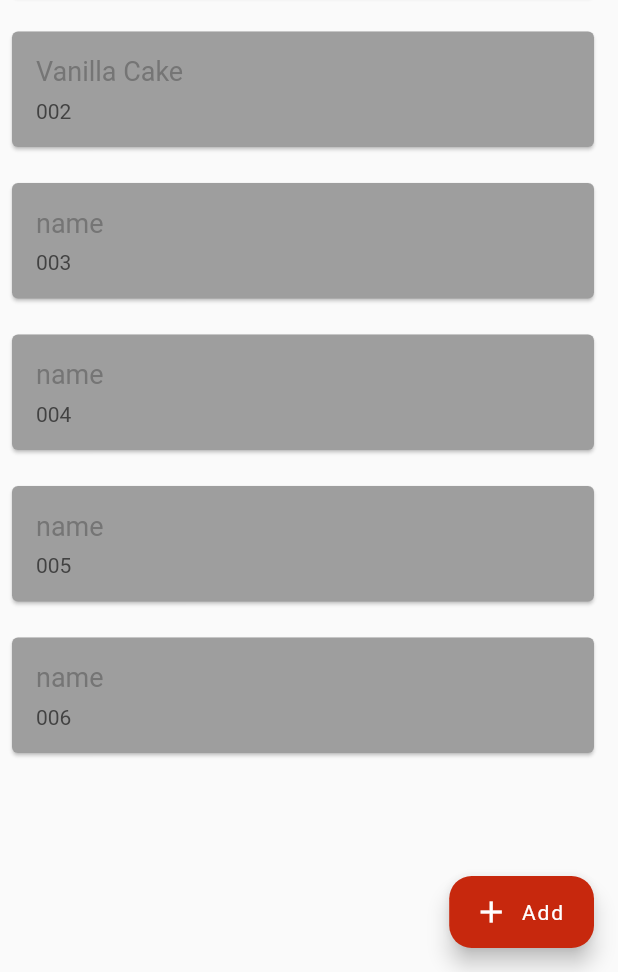
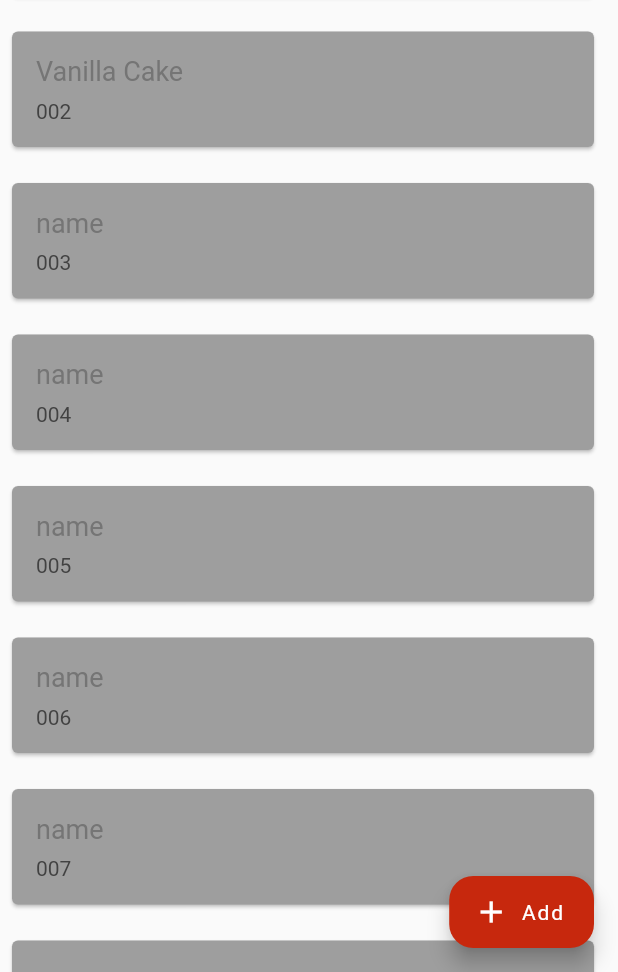
Before and after one commit to FS-CSCI150-F21/FS-CSCI150-F21-Team5, a Flutter app: the AllRecipes screen opened directly, on a phone screen of 412 x 824 dp, the part 264-1236 px from its top. Run offline on Flutter 3.47's test engine with Material 2 defaults, Android fonts, the phone set to English and light mode, and no system bars; our stand-ins replace cloud_firestore, firebase_auth, firebase_core, firebase_storage, get, google_sign_in and 2 more; missing offline and left inert: duration, duration_picker; accounts and stored records are empty.

Commit message:
Verified SliverList laziness with more local dummy data

```diff
--- a/lib/models/dummy_data.dart
+++ b/lib/models/dummy_data.dart
@@ -134,4 +134,102 @@ List<RecipeModel> dummyRecipeList = [
       imageURL: 'https://prod-dairyqueen.dotcmscloud.com/dA/a5d07b7608/fileAsset/Loaded_A1_Steakhouse_Triple.png'
   ),
 
+  const RecipeModel(
+      id: '007',
+      type: <RecipeTag>[RecipeTag.food],
+      name: 'name',
+      duration: Duration(microseconds: 1),
+      ingredients: <String>[
+        'ingredient'
+      ],
+      preparation: <String>[
+        'instruction'
+      ],
+      imageURL: 'https://prod-dairyqueen.dotcmscloud.com/dA/a5d07b7608/fileAsset/Loaded_A1_Steakhouse_Triple.png'
+  ),
+
+  const RecipeModel(
+      id: '008',
+      type: <RecipeTag>[RecipeTag.food],
+      name: 'name',
+      duration: Duration(microseconds: 1),
+      ingredients: <String>[
+        'ingredient'
+      ],
+      preparation: <String>[
+        'instruction'
+      ],
+      imageURL: 'https://prod-dairyqueen.dotcmscloud.com/dA/a5d07b7608/fileAsset/Loaded_A1_Steakhouse_Triple.png'
+  ),
+
+  const RecipeModel(
+      id: '009',
+      type: <RecipeTag>[RecipeTag.food],
+      name: 'name',
+      duration: Duration(microseconds: 1),
+      ingredients: <String>[
+        'ingredient'
+      ],
+      preparation: <String>[
+        'instruction'
+      ],
+      imageURL: 'https://prod-dairyqueen.dotcmscloud.com/dA/a5d07b7608/fileAsset/Loaded_A1_Steakhouse_Triple.png'
+  ),
+
+  const RecipeModel(
+      id: '010',
+      type: <RecipeTag>[RecipeTag.food],
+      name: 'name',
+      duration: Duration(microseconds: 1),
+      ingredients: <String>[
+        'ingredient'
+      ],
+      preparation: <String>[
+        'instruction'
+      ],
+      imageURL: 'https://prod-dairyqueen.dotcmscloud.com/dA/a5d07b7608/fileAsset/Loaded_A1_Steakhouse_Triple.png'
+  ),
+
+  const RecipeModel(
+      id: '011',
+      type: <RecipeTag>[RecipeTag.food],
+      name: 'name',
+      duration: Duration(microseconds: 1),
+      ingredients: <String>[
+        'ingredient'
+      ],
+      preparation: <String>[
+        'instruction'
+      ],
+      imageURL: 'https://prod-dairyqueen.dotcmscloud.com/dA/a5d07b7608/fileAsset/Loaded_A1_Steakhouse_Triple.png'
+  ),
+
+  const RecipeModel(
+      id: '012',
+      type: <RecipeTag>[RecipeTag.food],
+      name: 'name',
+      duration: Duration(microseconds: 1),
+      ingredients: <String>[
+        'ingredient'
+      ],
+      preparation: <String>[
+        'instruction'
+      ],
+      imageURL: 'https://prod-dairyqueen.dotcmscloud.com/dA/a5d07b7608/fileAsset/Loaded_A1_Steakhouse_Triple.png'
+  ),
+
+  const RecipeModel(
+      id: '013',
+      type: <RecipeTag>[RecipeTag.food],
+      name: 'name',
+      duration: Duration(microseconds: 1),
+      ingredients: <String>[
+        'ingredient'
+      ],
+      preparation: <String>[
+        'instruction'
+      ],
+      imageURL: 'https://prod-dairyqueen.dotcmscloud.com/dA/a5d07b7608/fileAsset/Loaded_A1_Steakhouse_Triple.png'
+  ),
+
 ];
--- a/lib/screens/all_recipes.dart
+++ b/lib/screens/all_recipes.dart
@@ -27,6 +27,7 @@ class AllRecipes extends StatelessWidget {
             SliverList(
               delegate: SliverChildBuilderDelegate(
                 (context, index) {
+                  // check if index exists before trying to access it
                   while(index < dummyRecipeList.length) {
                     return RecipeCard(
                       recipe: dummyRecipeList[index]
@@ -46,7 +47,7 @@ class AllRecipes extends StatelessWidget {
           icon: const Icon(Icons.add),
           backgroundColor: const Color.fromARGB(255, 199, 40, 13),
           shape: const RoundedRectangleBorder(
-            borderRadius: BorderRadius.all(Radius.circular(15.0)),
+            borderRadius: BorderRadius.all(Radius.circular(16.0)),
           ),
         ));
   }
--- a/lib/widgets/splash_screen.dart
+++ b/lib/widgets/splash_screen.dart
@@ -49,7 +49,7 @@ class _SplashPageState extends State<SplashPage> {
         children: [
           //TODO: add proper image asset for splash screen
           Image.asset(
-            "res/img/sakshuka.png",
+            "res/img/shakshuka.jpg",
             width: 300,
             height: 300,
           ),
```
